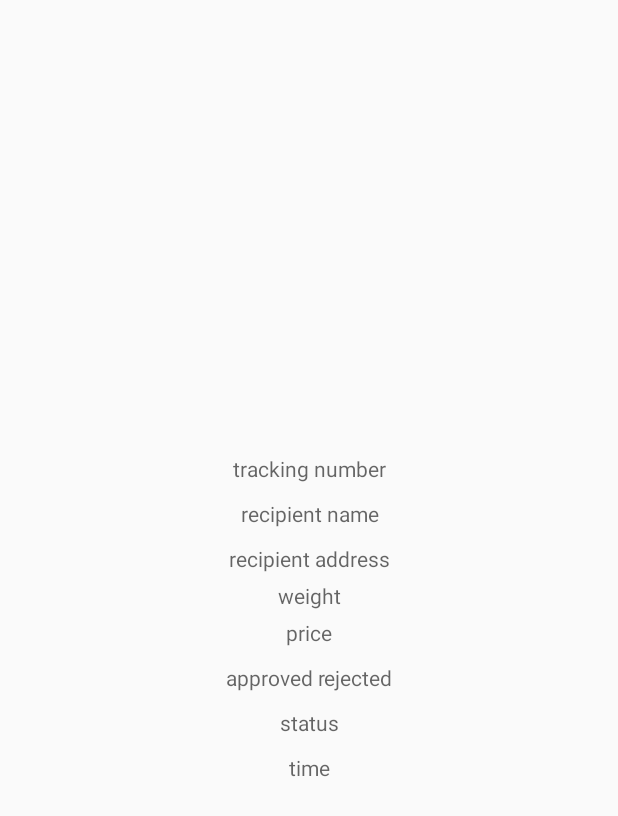
After one commit to KristinaPupavac/bit_tracking_android, an Android app: the layout activity_package.xml on its own in the app's theme, with its tools: preview values and no code run, on a phone screen of 412 x 824 dp. The commit adds this screen. Shown: the top 816 px of the screen. Run offline under Robolectric (Android 15) with nearby library versions, the light colour scheme and no system bars.

Commit message:
package list show single package

```diff
--- /dev/null
+++ b/BitTrackingApplication/app/src/main/res/layout/activity_package.xml
@@ -0,0 +1,63 @@
+<?xml version="1.0" encoding="utf-8"?>
+<LinearLayout xmlns:android="http://schemas.android.com/apk/res/android"
+              android:orientation="vertical"
+              android:layout_width="match_parent"
+              android:layout_height="match_parent"
+              android:gravity="center">
+    <TextView
+        android:layout_width="300dp"
+        android:layout_height="wrap_content"
+        android:id="@+id/package_tracking_number"
+        android:gravity="center"
+        android:hint="tracking number"
+        android:padding="5dp"/>
+    <TextView
+        android:layout_width="300dp"
+        android:layout_height="wrap_content"
+        android:id="@+id/package_recipient_name"
+        android:gravity="center"
+        android:hint="recipient name"
+        android:padding="5dp"/>
+    <TextView
+        android:layout_width="300dp"
+        android:layout_height="wrap_content"
+        android:id="@+id/package_recipient_address"
+        android:gravity="center"
+        android:hint="recipient address"
+        android:padding="5dp"/>
+    <TextView
+        android:layout_width="300dp"
+        android:layout_height="wrap_content"
+        android:id="@+id/package_wight"
+        android:gravity="center"
+        android:hint="weight"/>
+    <TextView
+        android:layout_width="300dp"
+        android:layout_height="wrap_content"
+        android:id="@+id/package_price"
+        android:gravity="center"
+        android:hint="price"
+        android:padding="5dp"/>
+    <TextView
+        android:layout_width="300dp"
+        android:layout_height="wrap_content"
+        android:id="@+id/package_ar"
+        android:gravity="center"
+        android:hint="approved rejected"
+        android:padding="5dp"/>
+    <TextView
+        android:layout_width="300dp"
+        android:layout_height="wrap_content"
+        android:id="@+id/package_status"
+        android:gravity="center"
+        android:hint="status"
+        android:padding="5dp"/>
+    <TextView
+        android:layout_width="300dp"
+        android:layout_height="wrap_content"
+        android:id="@+id/package_time"
+        android:gravity="center"
+        android:hint="time"
+        android:padding="5dp"/>
+
+</LinearLayout>
```
Also changed, not shown: BitTrackingApplication/app/src/main/java/ba/bitcamp/bittracking/bittrackingapplication/controllers/PackageActivity.java (added, +49 -0 lines), BitTrackingApplication/app/src/main/java/ba/bitcamp/bittracking/bittrackingapplication/controllers/UserPackagesActivity.java (+12 -1 lines).
